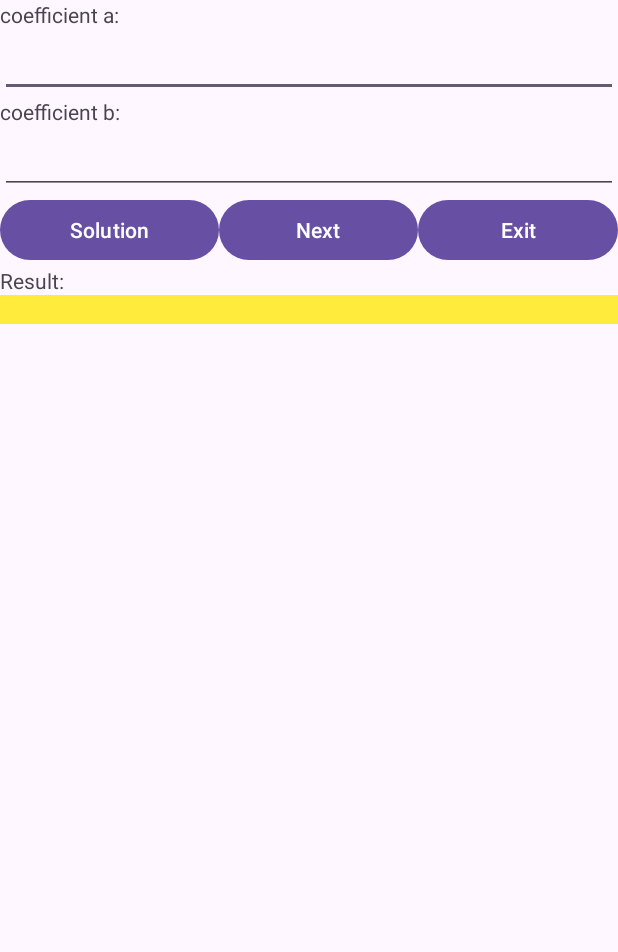
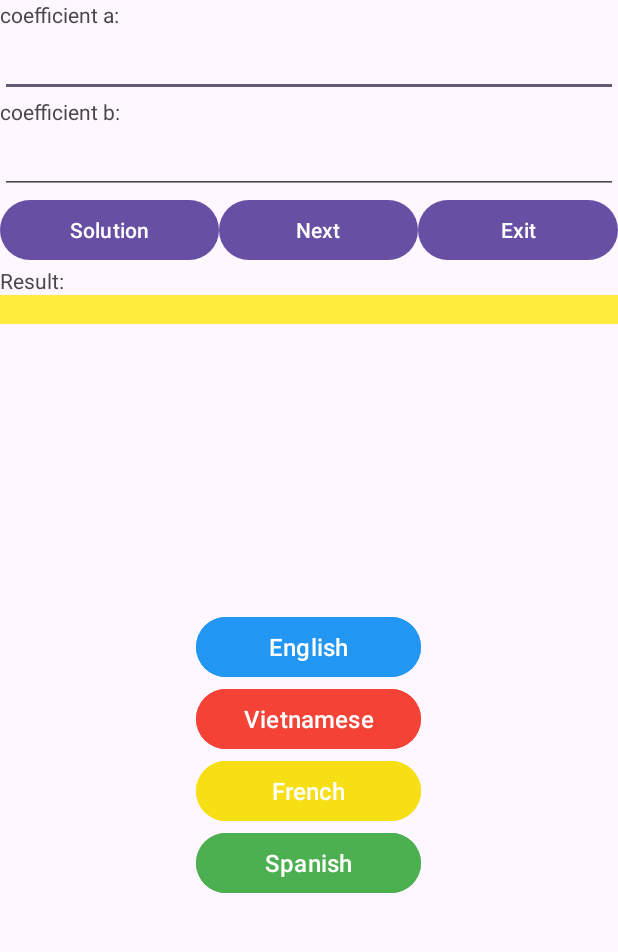
Before and after one commit to NhiLY120504/Advanced-First-Degree, an Android app: the screen it shows after launch (MainActivity), on a phone screen of 412 x 824 dp, the part 49-1001 px from its top. Run offline under Robolectric (Android 15) with nearby library versions, the phone set to English and light mode, and no system bars.

Commit message:
Update Advanced First Degree

```diff
--- a/app/src/main/java/com/example/k22411caproject2/MainActivity.java
+++ b/app/src/main/java/com/example/k22411caproject2/MainActivity.java
@@ -1,14 +1,24 @@
 package com.example.k22411caproject2;
 
 import android.os.Bundle;
+import android.content.res.Configuration;
+import android.content.res.Resources;
+import android.view.View;
+import android.widget.Button;
+import android.widget.EditText;
+import android.widget.TextView;
 
 import androidx.activity.EdgeToEdge;
 import androidx.appcompat.app.AppCompatActivity;
 import androidx.core.graphics.Insets;
 import androidx.core.view.ViewCompat;
 import androidx.core.view.WindowInsetsCompat;
+import java.util.Locale; // Thêm import này
 
 public class MainActivity extends AppCompatActivity {
+    private EditText edtCoefficientA, edtCoefficientB;
+    private TextView txtResult;
+    private Button btnSolution, btnNext, btnExit, btnEnglish, btnVietnamese, btnFrench, btnSpanish; // Thêm private cho các Button
 
     @Override
     protected void onCreate(Bundle savedInstanceState) {
@@ -20,5 +30,68 @@ public class MainActivity extends AppCompatActivity {
             v.setPadding(systemBars.left, systemBars.top, systemBars.right, systemBars.bottom);
             return insets;
         });
+
+        // Ánh xạ các thành phần giao diện
+        edtCoefficientA = findViewById(R.id.edtCoefficientA);
+        edtCoefficientB = findViewById(R.id.edtCoefficientB);
+        txtResult = findViewById(R.id.txtResult);
+        btnSolution = findViewById(R.id.btnSolution);
+        btnNext = findViewById(R.id.btnNext);
+        btnExit = findViewById(R.id.btnExit);
+        btnEnglish = findViewById(R.id.btnEnglish);
+        btnVietnamese = findViewById(R.id.btnVietnamese);
+        btnFrench = findViewById(R.id.btnFrench);
+        btnSpanish = findViewById(R.id.btnSpanish);
+
+        // Xử lý sự kiện cho các nút đổi ngôn ngữ
+        btnEnglish.setOnClickListener(new View.OnClickListener() {
+            @Override
+            public void onClick(View v) {
+                setLanguage("en"); // Sửa tên phương thức thành setLanguage
+            }
+        });
+
+        btnVietnamese.setOnClickListener(new View.OnClickListener() {
+            @Override
+            public void onClick(View v) {
+                setLanguage("vi"); // Sửa tên phương thức thành setLanguage
+            }
+        });
+
+        btnFrench.setOnClickListener(new View.OnClickListener() {
+            @Override
+            public void onClick(View v) {
+                setLanguage("fr"); // Sửa tên phương thức thành setLanguage
+            }
+        });
+
+        btnSpanish.setOnClickListener(new View.OnClickListener() {
+            @Override
+            public void onClick(View v) {
+                setLanguage("es"); // Sửa tên phương thức thành setLanguage
+            }
+        });
+
+        // Xử lý sự kiện cho nút Exit
+        btnExit.setOnClickListener(new View.OnClickListener() {
+            @Override
+            public void onClick(View v) {
+                finish();
+            }
+        });
+
+        // TODO: Thêm xử lý cho btnSolution và btnNext nếu cần
+    }
+
+    // Hàm thay đổi ngôn ngữ
+    private void setLanguage(String language) {
+        Resources resources = getResources();
+        Configuration configuration = resources.getConfiguration();
+        Locale locale = new Locale(language);
+        configuration.setLocale(locale);
+        resources.updateConfiguration(configuration, resources.getDisplayMetrics()); // Sửa config thành configuration
+
+        // Làm mới activity để áp dụng ngôn ngữ mới
+        recreate();
     }
 }
--- a/app/src/main/res/layout/activity_main.xml
+++ b/app/src/main/res/layout/activity_main.xml
@@ -77,9 +77,49 @@
         android:text="@string/title_result" />
 
     <TextView
-        android:id="@+id/textView7"
+        android:id="@+id/txtResult"
         android:layout_width="match_parent"
         android:layout_height="wrap_content"
         android:background="#FFEB3B" />
 
+    <LinearLayout
+        android:layout_width="match_parent"
+        android:layout_height="match_parent"
+        android:gravity="center"
+        android:orientation="vertical">
+
+        <Button
+            android:id="@+id/btnEnglish"
+            android:layout_width="150dp"
+            android:layout_height="wrap_content"
+            android:text="@string/title_english"
+            android:backgroundTint="@color/blue"
+            android:textSize="16sp" />
+
+        <Button
+            android:id="@+id/btnVietnamese"
+            android:layout_width="150dp"
+            android:layout_height="wrap_content"
+            android:text="@string/title_vietnamese"
+            android:backgroundTint="@color/red"
+            android:textSize="16sp" />
+
+        <Button
+            android:id="@+id/btnFrench"
+            android:layout_width="150dp"
+            android:layout_height="wrap_content"
+            android:text="@string/title_french"
+            android:backgroundTint="@color/yellow"
+            android:textSize="16sp" />
+
+        <Button
+            android:id="@+id/btnSpanish"
+            android:layout_width="150dp"
+            android:layout_height="wrap_content"
+            android:text="@string/title_spanish"
+            android:backgroundTint="#4CAF50"
+            android:textSize="16sp" />
+    </LinearLayout>
+
+
 </LinearLayout>
--- a/app/src/main/res/values/colors.xml
+++ b/app/src/main/res/values/colors.xml
@@ -2,4 +2,7 @@
 <resources>
     <color name="black">#FF000000</color>
     <color name="white">#FFFFFFFF</color>
+    <color name="red">#F44336</color>
+    <color name="blue">#2196F3</color>
+    <color name="yellow">#F6DF15</color>
 </resources>
--- a/app/src/main/res/values/strings.xml
+++ b/app/src/main/res/values/strings.xml
@@ -7,4 +7,8 @@
     <string name="title_next">Next</string>
     <string name="title_exit">Exit</string>
     <string name="title_result">Result:</string>
+    <string name="title_english">English</string>
+    <string name="title_vietnamese">Vietnamese</string>
+    <string name="title_french">French</string>
+    <string name="title_spanish">Spanish</string>
 </resources>
```
